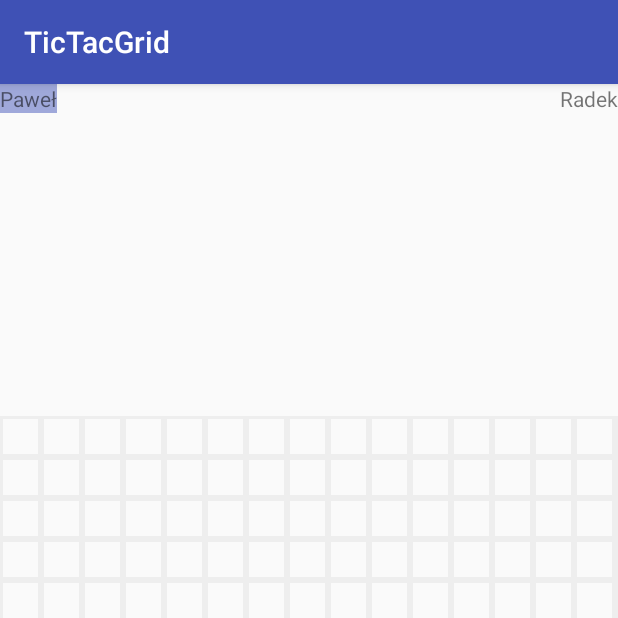
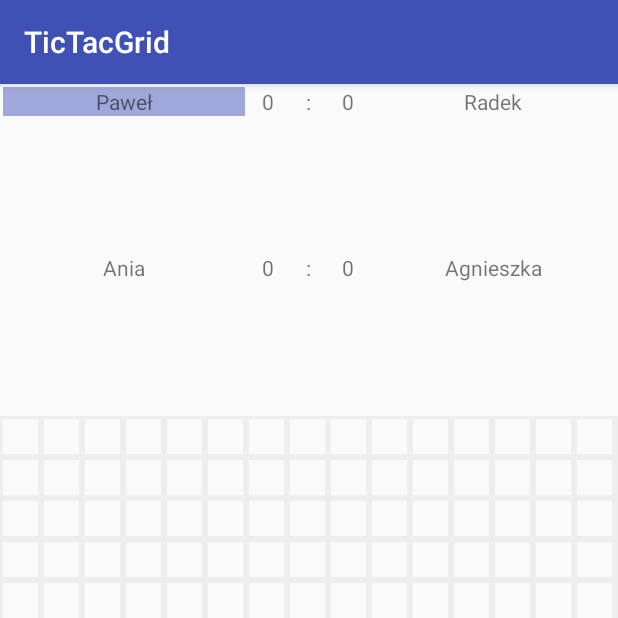
Before and after one commit to glnosg/TicTacToeGame, an Android app: the screen it shows after launch (GameActivity), after a tap on "START GAME", on a phone screen of 412 x 824 dp, the top half of it. Run offline under Robolectric (Android 15) with nearby library versions, the phone set to English and light mode, and no system bars.

Commit message:
Time to sleep

```diff
--- a/app/src/main/java/com/example/android/tictacgrid/GameActivity.java
+++ b/app/src/main/java/com/example/android/tictacgrid/GameActivity.java
@@ -5,6 +5,7 @@ import android.support.annotation.Nullable;
 import android.support.v7.app.AppCompatActivity;
 import android.util.Log;
 import android.view.View;
+import android.widget.Button;
 import android.widget.GridLayout;
 import android.widget.LinearLayout;
 import android.widget.TextView;
@@ -29,6 +30,8 @@ public class GameActivity extends AppCompatActivity {
 
     int numOfGridColumns = 15;
     int numOfGridRows = 20;
+    int clickedFieldsCounter = 0;
+    int howManyFiguresInLineToWin = 5;
     boolean isGameFinished = false;
 
     ArrayList<Player> listOfPlayers;
@@ -38,8 +41,10 @@ public class GameActivity extends AppCompatActivity {
 
     LinearLayout gameLayout;
     ArrayList<TextView> listOfPlayersTextViews;
+    ArrayList<TextView> listOfScoresTextViews;
     GridLayout gameGrid;
     GridLayout.LayoutParams gameGridLayoutParams;
+    Button resetButton;
 
     protected void onCreate(@Nullable Bundle savedInstanceState) {
         super.onCreate(savedInstanceState);
@@ -107,6 +112,7 @@ public class GameActivity extends AppCompatActivity {
     private void setUpGame() {
 
         listOfPlayersTextViews = new ArrayList<>();
+        listOfScoresTextViews = new ArrayList<>();
         listOfPlayers = new ArrayList<>();
         ArrayList<String> namesOfPlayers =
                 (ArrayList<String>) getIntent().getSerializableExtra("namesOfPlayers");
@@ -123,11 +129,23 @@ public class GameActivity extends AppCompatActivity {
                 addFourPlayers(namesOfPlayers);
         }
 
+        for (Player player : listOfPlayers) {
+            player.setHowManyInLineToWin(howManyFiguresInLineToWin);
+        }
+
         if (currentPlayer == null) {
             currentPlayer = listOfPlayers.get(0);
             listOfPlayersTextViews.get(0).
                     setBackgroundColor(getResources().getColor(R.color.colorActivePlayerBackground));
         }
+
+        resetButton = (Button) findViewById(R.id.button_next_game);
+        resetButton.setOnClickListener(new View.OnClickListener() {
+            @Override
+            public void onClick(View view) {
+                resetGame();
+            }
+        });
     }
 
     private void addTwoPlayers(ArrayList<String> names) {
@@ -137,9 +155,13 @@ public class GameActivity extends AppCompatActivity {
 
         listOfPlayersTextViews.add((TextView) findViewById(R.id.tv_player1_name));
         listOfPlayersTextViews.get(0).setText(listOfPlayers.get(0).getPlayerName());
+        listOfScoresTextViews.add((TextView) findViewById(R.id.tv_player1_score));
+        listOfScoresTextViews.get(0).setText(Integer.toString(listOfPlayers.get(0).getScore()));
 
         listOfPlayersTextViews.add((TextView) findViewById(R.id.tv_player2_name));
         listOfPlayersTextViews.get(1).setText(listOfPlayers.get(1).getPlayerName());
+        listOfScoresTextViews.add((TextView) findViewById(R.id.tv_player2_score));
+        listOfScoresTextViews.get(1).setText(Integer.toString(listOfPlayers.get(0).getScore()));
     }
 
     private void addThreePlayers(ArrayList<String> names) {
@@ -150,6 +172,8 @@ public class GameActivity extends AppCompatActivity {
         listOfPlayers.add(new Player3(this, names.get(2)));
         listOfPlayersTextViews.add((TextView) findViewById(R.id.tv_player3_name));
         listOfPlayersTextViews.get(2).setText(listOfPlayers.get(2).getPlayerName());
+        listOfScoresTextViews.add((TextView) findViewById(R.id.tv_player3_score));
+        listOfScoresTextViews.get(2).setText(Integer.toString(listOfPlayers.get(2).getScore()));
     }
 
     private void addFourPlayers(ArrayList<String> names) {
@@ -160,6 +184,9 @@ public class GameActivity extends AppCompatActivity {
         listOfPlayersTextViews.add((TextView) findViewById(R.id.tv_player4_name));
         listOfPlayersTextViews.get(3).setVisibility(View.VISIBLE);
         listOfPlayersTextViews.get(3).setText(listOfPlayers.get(3).getPlayerName());
+        listOfScoresTextViews.add((TextView) findViewById(R.id.tv_player4_score));
+        listOfScoresTextViews.get(3).setVisibility(View.VISIBLE);
+        listOfScoresTextViews.get(3).setText(Integer.toString(listOfPlayers.get(3).getScore()));
     }
 
     private void setFieldListener(final int[] coords) {
@@ -171,9 +198,13 @@ public class GameActivity extends AppCompatActivity {
                 if (!isGameFinished) {
                     addNewShape(coords);
                     if (currentPlayer.makeMove(coords)) {
-                        finishGame();
+                        finishGame(true);
                     } else {
-                        changePlayer();
+                        if (clickedFieldsCounter == numOfGridRows * numOfGridColumns) {
+                            finishGame(false);
+                        } else {
+                            changePlayer();
+                        }
                     }
                 }
             }
@@ -193,6 +224,8 @@ public class GameActivity extends AppCompatActivity {
 
         gameGrid.removeView(gameGrid.getChildAt(clickedFieldIndex));
         gameGrid.addView(newShape, clickedFieldIndex, gameGridLayoutParams);
+
+        clickedFieldsCounter++;
     }
 
     private void setLayoutParamsForNewShape(int fieldIndex) {
@@ -230,10 +263,29 @@ public class GameActivity extends AppCompatActivity {
         }
     }
 
-    private void finishGame() {
+    private void resetGame() {
+        resetButton.setVisibility(View.GONE);
+        isGameFinished = false;
+        clickedFieldsCounter = 0;
+        for (Player player : listOfPlayers) {
+            player.resetClickedFieldsState();
+        }
+        gameGrid.removeAllViews();
+        buildGrid();
+    }
+
+    private void finishGame(boolean isWinner) {
         isGameFinished = true;
-        showToast(currentPlayer.getPlayerName() + " WON!");
-        markWinningShapes();
+        resetButton.setVisibility(View.VISIBLE);
+
+        if (isWinner) {
+            currentPlayer.incrementScore();
+            showToast(currentPlayer.getPlayerName() + " WON!");
+            markWinningShapes();
+            refreshScores();
+        } else {
+            showToast("DRAW!");
+        }
     }
 
     private void markWinningShapes() {
@@ -245,6 +297,12 @@ public class GameActivity extends AppCompatActivity {
         }
     }
 
+    private void refreshScores() {
+        for (int i = 0; i < listOfPlayers.size(); ++i) {
+            listOfScoresTextViews.get(i).setText(Integer.toString(listOfPlayers.get(i).getScore()));
+        }
+    }
+
     private void showToast(String text) {
         if (mToast != null)
             mToast.cancel();
--- a/app/src/main/java/com/example/android/tictacgrid/MainActivity.java
+++ b/app/src/main/java/com/example/android/tictacgrid/MainActivity.java
@@ -31,8 +31,8 @@ public class MainActivity extends AppCompatActivity {
         listOfPlayers = new ArrayList<>();
         listOfPlayers.add(new Player1(this, "Paweł"));
         listOfPlayers.add(new Player2(this, "Radek"));
-//        listOfPlayers.add(new Player3(this, "Ania"));
-//        listOfPlayers.add(new Player4(this, "Agnieszka"));
+        listOfPlayers.add(new Player3(this, "Ania"));
+        listOfPlayers.add(new Player4(this, "Agnieszka"));
 
         myLayout = (LinearLayout) findViewById(R.id.ll_main_layout);
 
--- a/app/src/main/res/layout/activity_game.xml
+++ b/app/src/main/res/layout/activity_game.xml
@@ -16,22 +16,58 @@
 
         <TextView
             android:id="@+id/tv_player1_name"
-            android:layout_width="wrap_content"
+            android:layout_width="0dp"
             android:layout_height="wrap_content"
-            tools:text="Player1" />
+            android:layout_weight="2"
+            tools:text="Player1"
+            style="@style/GameWindowTheme"/>
+
+        <LinearLayout
+            android:layout_width="0dp"
+            android:layout_height="wrap_content"
+            android:layout_weight="1">
 
             <TextView
-            android:id="@+id/tv_score_top"
+                android:id="@+id/tv_player1_score"
                 android:layout_width="0dp"
                 android:layout_height="wrap_content"
-            android:layout_weight="1" />
+                android:layout_weight="1"
+                style="@style/GameWindowTheme"/>
+
+            <TextView
+                android:layout_width="0dp"
+                android:layout_height="wrap_content"
+                android:layout_weight="1"
+                android:text=":"
+                style="@style/GameWindowTheme"/>
+
+            <TextView
+                android:id="@+id/tv_player2_score"
+                android:layout_width="0dp"
+                android:layout_height="wrap_content"
+                android:layout_weight="1"
+                style="@style/GameWindowTheme"/>
+
+        </LinearLayout>
 
         <TextView
             android:id="@+id/tv_player2_name"
+            android:layout_width="0dp"
+            android:layout_height="wrap_content"
+            android:layout_weight="2"
+            tools:text="Player2"
+            style="@style/GameWindowTheme"/>
+
+    </LinearLayout>
+
+    <Button
+        android:id="@+id/button_next_game"
         android:layout_width="wrap_content"
         android:layout_height="wrap_content"
-            tools:text="Player2" />
-    </LinearLayout>
+        android:layout_gravity="center"
+        android:text="next game"
+        android:textAllCaps="true"
+        android:visibility="gone"/>
 
     <LinearLayout
         android:id="@+id/ll_extra_players"
@@ -42,22 +78,49 @@
 
         <TextView
             android:id="@+id/tv_player3_name"
-            android:layout_width="wrap_content"
+            android:layout_width="0dp"
             android:layout_height="wrap_content"
-            tools:text="Player1" />
+            android:layout_weight="2"
+            tools:text="Player1"
+            style="@style/GameWindowTheme"/>
+
+        <LinearLayout
+            android:layout_width="0dp"
+            android:layout_height="wrap_content"
+            android:layout_weight="1">
 
             <TextView
-            android:id="@+id/tv_score_bottom"
+                android:id="@+id/tv_player3_score"
                 android:layout_width="0dp"
                 android:layout_height="wrap_content"
-            android:layout_weight="1" />
+                android:layout_weight="1"
+                style="@style/GameWindowTheme"/>
+
+            <TextView
+                android:layout_width="0dp"
+                android:layout_height="wrap_content"
+                android:layout_weight="1"
+                android:text=":"
+                style="@style/GameWindowTheme"/>
+
+            <TextView
+                android:id="@+id/tv_player4_score"
+                android:layout_width="0dp"
+                android:layout_height="wrap_content"
+                android:layout_weight="1"
+                android:visibility="invisible"
+                style="@style/GameWindowTheme"/>
+
+        </LinearLayout>
 
         <TextView
             android:id="@+id/tv_player4_name"
-            android:layout_width="wrap_content"
+            android:layout_width="0dp"
             android:layout_height="wrap_content"
+            android:layout_weight="2"
             android:visibility="invisible"
-            tools:text="Player2" />
+            tools:text="Player4"
+            style="@style/GameWindowTheme"/>
 
     </LinearLayout>
 
--- a/app/src/main/res/values/styles.xml
+++ b/app/src/main/res/values/styles.xml
@@ -8,4 +8,9 @@
         <item name="colorAccent">@color/colorAccent</item>
     </style>
 
+    <style name="GameWindowTheme">
+        <item name="android:textSize">14sp</item>
+        <item name="android:gravity">center</item>
+        <item name="android:layout_margin">2dp</item>
+    </style>
 </resources>
```
Also changed, not shown: app/src/main/java/com/example/android/tictacgrid/Players/Player.java (+23 -7 lines). Lines whose indentation alone changed are shown as unchanged.
